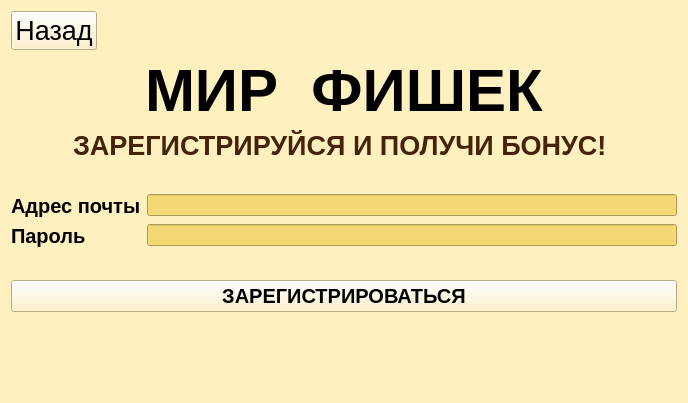
Old version of the form Client/AllUi/Registration.ui in the repository de-Beast/OnlineCasino.
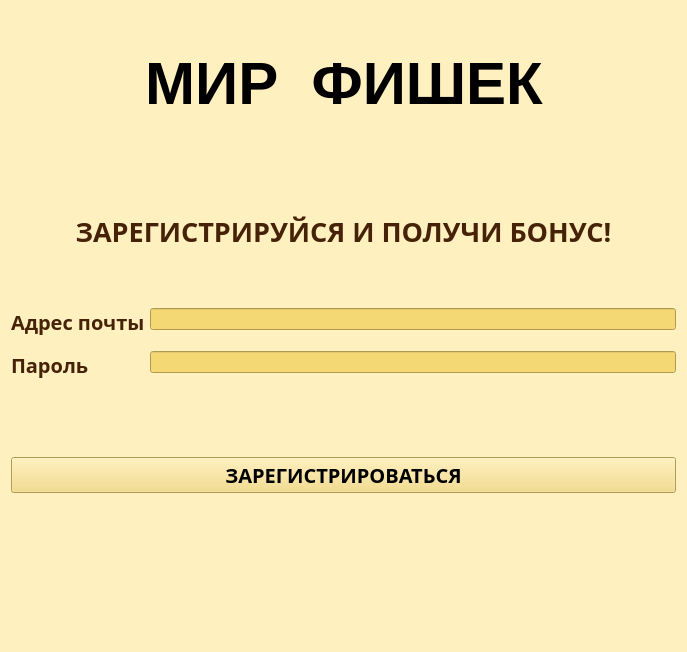
New version of the form. Icons and pictures are not drawn.

The edit to the form file:
```diff
--- a/Client/AllUi/Registration.ui
+++ b/Client/AllUi/Registration.ui
@@ -6,8 +6,8 @@
    <rect>
     <x>0</x>
     <y>0</y>
-    <width>688</width>
-    <height>403</height>
+    <width>687</width>
+    <height>652</height>
    </rect>
   </property>
   <property name="windowTitle">
@@ -20,81 +20,126 @@
   </property>
   <layout class="QVBoxLayout" name="verticalLayout_2">
    <item>
-    <widget class="QPushButton" name="backButton">
-     <property name="sizePolicy">
-      <sizepolicy hsizetype="Maximum" vsizetype="Fixed">
-       <horstretch>0</horstretch>
-       <verstretch>0</verstretch>
-      </sizepolicy>
-     </property>
-     <property name="font">
-      <font>
-       <pointsize>20</pointsize>
-      </font>
-     </property>
-     <property name="text">
-      <string>Назад</string>
-     </property>
-    </widget>
+    <layout class="QHBoxLayout" name="horizontalLayout">
+     <item>
+      <widget class="QLabel" name="Icon1">
+       <property name="styleSheet">
+        <string notr="true">border-image: url(:/Money/pngegg (1) 1.png);</string>
+       </property>
+       <property name="text">
+        <string/>
+       </property>
+       <property name="alignment">
+        <set>Qt::AlignCenter</set>
+       </property>
+      </widget>
+     </item>
+     <item>
+      <widget class="QLabel" name="Logo">
+       <property name="font">
+        <font>
+         <pointsize>45</pointsize>
+         <bold>true</bold>
+        </font>
+       </property>
+       <property name="styleSheet">
+        <string notr="true">color: qconicalgradient(cx:0.5, cy:0.5, angle:0, stop:0 rgba(35, 40, 3, 255), stop:0.16 rgba(136, 106, 22, 255), stop:0.225 rgba(166, 140, 41, 255), stop:0.285 rgba(204, 181, 74, 255), stop:0.345 rgba(235, 219, 102, 255), stop:0.415 rgba(245, 236, 112, 255), stop:0.52 rgba(209, 190, 76, 255), stop:0.57 rgba(187, 156, 51, 255), stop:0.635 rgba(168, 142, 42, 255), stop:0.695 rgba(202, 174, 68, 255), stop:0.75 rgba(218, 202, 86, 255), stop:0.815 rgba(208, 187, 73, 255), stop:0.88 rgba(187, 156, 51, 255), stop:0.935 rgba(137, 108, 26, 255), stop:1 rgba(35, 40, 3, 255));</string>
+       </property>
+       <property name="text">
+        <string>МИР  ФИШЕК</string>
+       </property>
+       <property name="alignment">
+        <set>Qt::AlignCenter</set>
+       </property>
+      </widget>
+     </item>
+     <item>
+      <widget class="QLabel" name="Icon2">
+       <property name="styleSheet">
+        <string notr="true">border-image: url(:/Money/pngegg (1) 1.png);</string>
+       </property>
+       <property name="text">
+        <string/>
+       </property>
+       <property name="alignment">
+        <set>Qt::AlignCenter</set>
+       </property>
+      </widget>
+     </item>
+    </layout>
    </item>
-   <item alignment="Qt::AlignHCenter">
-    <widget class="QLabel" name="Logo1">
-     <property name="font">
-      <font>
-       <pointsize>45</pointsize>
-       <bold>true</bold>
-      </font>
-     </property>
-     <property name="styleSheet">
-      <string notr="true">color: qconicalgradient(cx:0.5, cy:0.5, angle:0, stop:0 rgba(35, 40, 3, 255), stop:0.16 rgba(136, 106, 22, 255), stop:0.225 rgba(166, 140, 41, 255), stop:0.285 rgba(204, 181, 74, 255), stop:0.345 rgba(235, 219, 102, 255), stop:0.415 rgba(245, 236, 112, 255), stop:0.52 rgba(209, 190, 76, 255), stop:0.57 rgba(187, 156, 51, 255), stop:0.635 rgba(168, 142, 42, 255), stop:0.695 rgba(202, 174, 68, 255), stop:0.75 rgba(218, 202, 86, 255), stop:0.815 rgba(208, 187, 73, 255), stop:0.88 rgba(187, 156, 51, 255), stop:0.935 rgba(137, 108, 26, 255), stop:1 rgba(35, 40, 3, 255));</string>
-     </property>
-     <property name="text">
-      <string>МИР  ФИШЕК</string>
-     </property>
-    </widget>
-   </item>
    <item>
-    <layout class="QVBoxLayout" name="verticalLayout"/>
-   </item>
-   <item alignment="Qt::AlignHCenter">
-    <widget class="QLabel" name="Registr1">
+    <widget class="QLabel" name="Bonus">
      <property name="font">
       <font>
+       <family>Manrope</family>
        <pointsize>20</pointsize>
+       <italic>false</italic>
        <bold>true</bold>
       </font>
      </property>
      <property name="styleSheet">
-      <string notr="true">color: rgb(70, 34, 8);</string>
+      <string notr="true">position: absolute;
+width: 1061.33px;
+height: 154.46px;
+left: 105.19px;
+top: 22.74px;
+
+font-family: 'Manrope';
+font-style: normal;
+font-weight: 800;
+font-size: 52.1191px;
+line-height: 71px;
+display: flex;
+align-items: center;
+text-align: center;
+
+color: #462208;</string>
      </property>
      <property name="text">
-      <string>ЗАРЕГИСТРИРУЙСЯ И ПОЛУЧИ БОНУС! </string>
+      <string>ЗАРЕГИСТРИРУЙСЯ И ПОЛУЧИ БОНУС!</string>
      </property>
-    </widget>
-   </item>
-   <item>
-    <spacer name="verticalSpacer">
-     <property name="orientation">
-      <enum>Qt::Vertical</enum>
+     <property name="alignment">
+      <set>Qt::AlignCenter</set>
      </property>
-     <property name="sizeHint" stdset="0">
-      <size>
-       <width>20</width>
-       <height>40</height>
-      </size>
-     </property>
-    </spacer>
+    </widget>
    </item>
    <item>
     <layout class="QFormLayout" name="formLayout">
+     <property name="horizontalSpacing">
+      <number>5</number>
+     </property>
+     <property name="verticalSpacing">
+      <number>15</number>
+     </property>
      <item row="0" column="0">
       <widget class="QLabel" name="Email1">
        <property name="font">
         <font>
+         <family>Manrope</family>
          <pointsize>15</pointsize>
+         <italic>false</italic>
          <bold>true</bold>
         </font>
        </property>
+       <property name="styleSheet">
+        <string notr="true">position: absolute;
+width: 387.37px;
+height: 75.64px;
+left: 0px;
+top: 13.75px;
+
+font-family: 'Manrope';
+font-style: normal;
+font-weight: 800;
+font-size: 34.382px;
+line-height: 47px;
+display: flex;
+align-items: center;
+text-align: center;
+
+color: #462208;</string>
+       </property>
        <property name="text">
         <string>Адрес почты</string>
        </property>
@@ -111,10 +156,30 @@
       <widget class="QLabel" name="Password1">
        <property name="font">
         <font>
+         <family>Manrope</family>
          <pointsize>15</pointsize>
+         <italic>false</italic>
          <bold>true</bold>
         </font>
        </property>
+       <property name="styleSheet">
+        <string notr="true">position: absolute;
+width: 387.37px;
+height: 75.64px;
+left: 0px;
+top: 13.75px;
+
+font-family: 'Manrope';
+font-style: normal;
+font-weight: 800;
+font-size: 34.382px;
+line-height: 47px;
+display: flex;
+align-items: center;
+text-align: center;
+
+color: #462208;</string>
+       </property>
        <property name="text">
         <string>Пароль</string>
        </property>
@@ -130,69 +195,48 @@
     </layout>
    </item>
    <item>
-    <spacer name="verticalSpacer_2">
-     <property name="orientation">
-      <enum>Qt::Vertical</enum>
-     </property>
-     <property name="sizeHint" stdset="0">
-      <size>
-       <width>20</width>
-       <height>40</height>
-      </size>
-     </property>
-    </spacer>
-   </item>
-   <item>
-    <widget class="QPushButton" name="Login1">
+    <widget class="QPushButton" name="Sign_up">
      <property name="font">
       <font>
+       <family>Manrope</family>
        <pointsize>15</pointsize>
+       <italic>false</italic>
        <bold>true</bold>
       </font>
      </property>
+     <property name="styleSheet">
+      <string notr="true">font-family: 'Manrope';
+font-style: normal;
+
+text-align: center;
+background-color: rgb(244, 216, 116);
+
+</string>
+     </property>
      <property name="text">
       <string>ЗАРЕГИСТРИРОВАТЬСЯ</string>
      </property>
     </widget>
    </item>
    <item>
-    <spacer name="verticalSpacer_3">
-     <property name="orientation">
-      <enum>Qt::Vertical</enum>
+    <widget class="QLabel" name="Chips">
+     <property name="styleSheet">
+      <string notr="true">border-image: url(:/Money/money.png);
+position: absolute;
+width: 1440px;
+height: 385px;
+left: 0px;
+top: 686px;
+
+</string>
      </property>
-     <property name="sizeHint" stdset="0">
-      <size>
-       <width>20</width>
-       <height>40</height>
-      </size>
+     <property name="text">
+      <string/>
      </property>
-    </spacer>
-   </item>
-   <item>
-    <spacer name="verticalSpacer_4">
-     <property name="orientation">
-      <enum>Qt::Vertical</enum>
+     <property name="alignment">
+      <set>Qt::AlignBottom|Qt::AlignHCenter</set>
      </property>
-     <property name="sizeHint" stdset="0">
-      <size>
-       <width>20</width>
-       <height>40</height>
-      </size>
-     </property>
-    </spacer>
-   </item>
-   <item>
-    <spacer name="verticalSpacer_5">
-     <property name="orientation">
-      <enum>Qt::Vertical</enum>
-     </property>
-     <property name="sizeHint" stdset="0">
-      <size>
-       <width>20</width>
-       <height>40</height>
-      </size>
-     </property>
-    </spacer>
+    </widget>
    </item>
   </layout>
  </widget>
```
Left out of the diff: 16 changed lines with no effect on the pictures.
